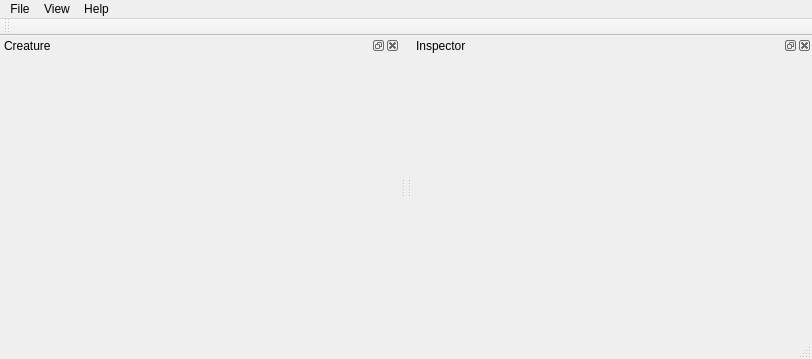
First picture: the form in src/genelab/apps/genelab/creatureviewer/ui/creatureviewerwindow.ui, repository GeneCraft/GeneCraft-Project, before the edit.
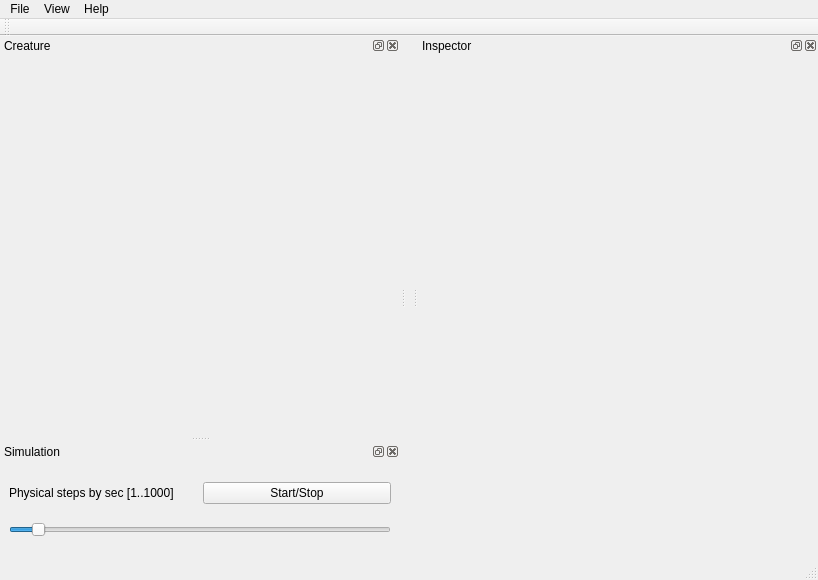
Second picture: the form after the edit. Icons and pictures are not drawn.

Commit message: physic step configurable

What changed in the file:
```diff
--- a/src/genelab/apps/genelab/creatureviewer/ui/creatureviewerwindow.ui
+++ b/src/genelab/apps/genelab/creatureviewer/ui/creatureviewerwindow.ui
@@ -6,7 +6,7 @@
    <rect>
     <x>0</x>
     <y>0</y>
-    <width>798</width>
+    <width>818</width>
     <height>359</height>
    </rect>
   </property>
@@ -23,8 +23,8 @@
     <rect>
      <x>0</x>
      <y>0</y>
-     <width>798</width>
-     <height>21</height>
+     <width>818</width>
+     <height>22</height>
     </rect>
    </property>
    <widget class="QMenu" name="menuFile">
@@ -85,7 +85,7 @@
    <property name="minimumSize">
     <size>
      <width>400</width>
-     <height>150</height>
+     <height>400</height>
     </size>
    </property>
    <property name="windowIcon">
@@ -139,6 +139,64 @@
     <bool>false</bool>
    </attribute>
   </widget>
+  <widget class="QDockWidget" name="qdockSimulation">
+   <property name="minimumSize">
+    <size>
+     <width>334</width>
+     <height>116</height>
+    </size>
+   </property>
+   <property name="maximumSize">
+    <size>
+     <width>524287</width>
+     <height>150</height>
+    </size>
+   </property>
+   <property name="windowTitle">
+    <string>Simulation</string>
+   </property>
+   <attribute name="dockWidgetArea">
+    <number>1</number>
+   </attribute>
+   <widget class="QWidget" name="dockWidgetContents_3">
+    <layout class="QVBoxLayout" name="verticalLayout">
+     <item>
+      <layout class="QHBoxLayout" name="horizontalLayout">
+       <item>
+        <widget class="QLabel" name="label">
+         <property name="text">
+          <string>Physical steps by sec [1..1000]</string>
+         </property>
+        </widget>
+       </item>
+       <item>
+        <widget class="QPushButton" name="toggleSimulation">
+         <property name="text">
+          <string>Start/Stop</string>
+         </property>
+        </widget>
+       </item>
+      </layout>
+     </item>
+     <item>
+      <widget class="QSlider" name="sliderStep">
+       <property name="minimum">
+        <number>0</number>
+       </property>
+       <property name="maximum">
+        <number>1000</number>
+       </property>
+       <property name="sliderPosition">
+        <number>60</number>
+       </property>
+       <property name="orientation">
+        <enum>Qt::Horizontal</enum>
+       </property>
+      </widget>
+     </item>
+    </layout>
+   </widget>
+  </widget>
   <action name="actionSave_selected_creature">
    <property name="icon">
     <iconset resource="../../../../core/ressources/ressources.qrc">
```
The commit also changes 3 other files.
